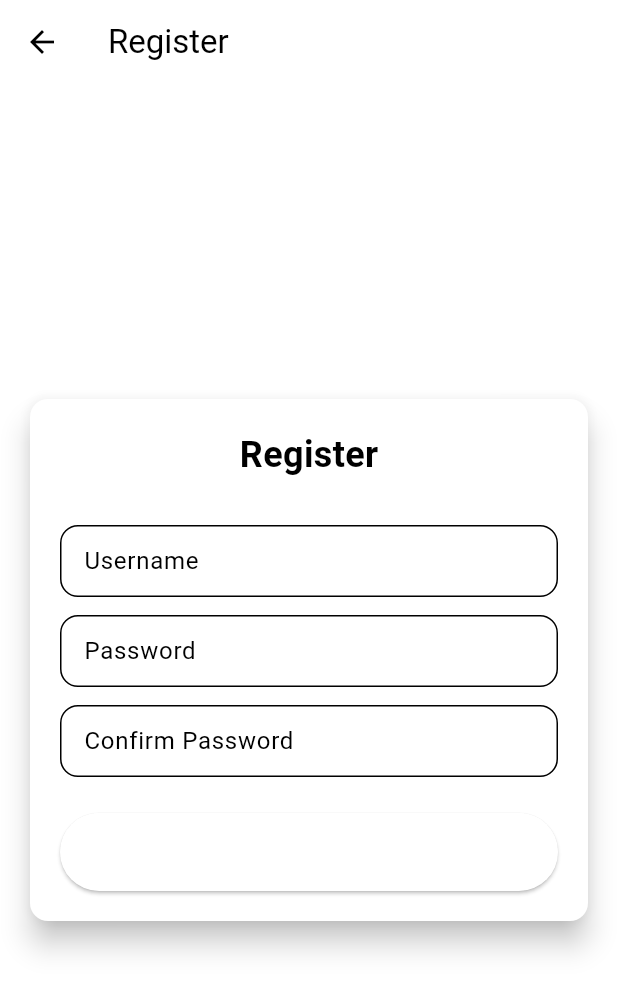
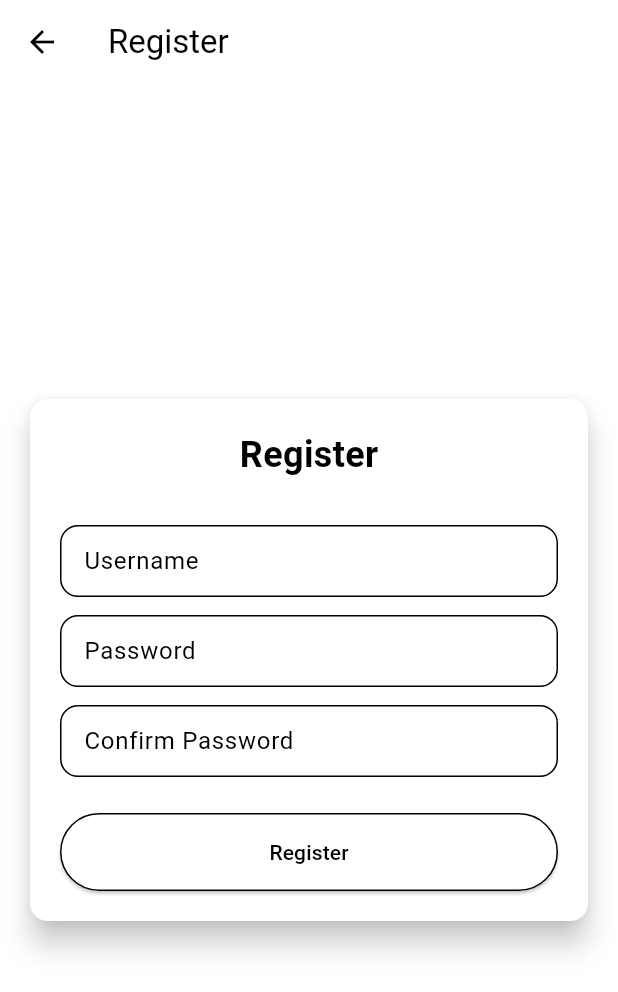
Before and after one commit to cindyoctavia1/zerone_mobile, a Flutter app: the screen it shows after launch, after a tap on an icon or button, on a phone screen of 412 x 824 dp. Shown: the top 992 px of the screen. Run offline on Flutter 3.47's test engine with Material 3 defaults, Android fonts, the light colour scheme and no system bars; missing offline and left inert: pbp_django_auth.

Commit message:
tugas 9 done

```diff
--- a/lib/screens/login.dart
+++ b/lib/screens/login.dart
@@ -68,27 +68,37 @@ class _LoginPageState extends State<LoginPage> {
                   const SizedBox(height: 30.0),
                   TextField(
                     controller: _usernameController,
-                    decoration: const InputDecoration(
+                    decoration: InputDecoration(
                       labelText: 'Username',
+                      labelStyle: const TextStyle(color: Colors.black),
                       hintText: 'Enter your username',
-                      border: OutlineInputBorder(
+                      border: const OutlineInputBorder(
                         borderRadius: BorderRadius.all(Radius.circular(12.0)),
                       ),
-                      contentPadding:
-                          EdgeInsets.symmetric(horizontal: 12.0, vertical: 8.0),
+                      focusedBorder: const OutlineInputBorder(
+                        borderRadius: BorderRadius.all(Radius.circular(12.0)),
+                        borderSide: BorderSide(color: Colors.black),
+                      ),
+                      contentPadding: const EdgeInsets.symmetric(
+                          horizontal: 12.0, vertical: 8.0),
                     ),
                   ),
                   const SizedBox(height: 12.0),
                   TextField(
                     controller: _passwordController,
-                    decoration: const InputDecoration(
+                    decoration: InputDecoration(
                       labelText: 'Password',
+                      labelStyle: const TextStyle(color: Colors.black),
                       hintText: 'Enter your password',
-                      border: OutlineInputBorder(
+                      border: const OutlineInputBorder(
                         borderRadius: BorderRadius.all(Radius.circular(12.0)),
                       ),
-                      contentPadding:
-                          EdgeInsets.symmetric(horizontal: 12.0, vertical: 8.0),
+                      focusedBorder: const OutlineInputBorder(
+                        borderRadius: BorderRadius.all(Radius.circular(12.0)),
+                        borderSide: BorderSide(color: Colors.black),
+                      ),
+                      contentPadding: const EdgeInsets.symmetric(
+                          horizontal: 12.0, vertical: 8.0),
                     ),
                     obscureText: true,
                   ),
@@ -98,10 +108,6 @@ class _LoginPageState extends State<LoginPage> {
                       String username = _usernameController.text;
                       String password = _passwordController.text;
 
-                      // Cek kredensial
-                      // TODO: Ganti URL dan jangan lupa tambahkan trailing slash (/) di akhir URL!
-                      // Untuk menyambungkan Android emulator dengan Django pada localhost,
-                      // gunakan URL http://10.0.2.2/
                       final response = await request
                           .login("http://localhost:8000/auth/login/", {
                         'username': username,
@@ -148,9 +154,11 @@ class _LoginPageState extends State<LoginPage> {
                     },
                     style: ElevatedButton.styleFrom(
                       foregroundColor: Colors.black,
-                      minimumSize: Size(double.infinity, 50),
                       backgroundColor: Theme.of(context).colorScheme.primary,
+                      side:
+                          const BorderSide(color: Colors.black), // Border hitam
                       padding: const EdgeInsets.symmetric(vertical: 16.0),
+                      minimumSize: const Size(double.infinity, 50),
                     ),
                     child: const Text('Login'),
                   ),
@@ -163,10 +171,10 @@ class _LoginPageState extends State<LoginPage> {
                             builder: (context) => const RegisterPage()),
                       );
                     },
-                    child: Text(
+                    child: const Text(
                       'Don\'t have an account? Register',
                       style: TextStyle(
-                        color: Theme.of(context).colorScheme.primary,
+                        color: Colors.black,
                         fontSize: 16.0,
                       ),
                     ),
--- a/lib/screens/register.dart
+++ b/lib/screens/register.dart
@@ -148,13 +148,17 @@ class _RegisterPageState extends State<RegisterPage> {
                         }
                       },
                       style: ElevatedButton.styleFrom(
-                      foregroundColor: Colors.white,
-                      minimumSize: Size(double.infinity, 50),
+                        foregroundColor: Colors.black,
                         backgroundColor: Theme.of(context).colorScheme.primary,
+                        side: const BorderSide(
+                            color: Colors.black), // Border hitam
                         padding: const EdgeInsets.symmetric(vertical: 16.0),
+                        minimumSize: const Size(double.infinity, 50),
                       ),
-                    child: const Text('Register'),
-                  ),
+                      child: const Text(
+                        'Register',
+                        style: TextStyle(color: Colors.black),
+                      )),
                 ],
               ),
             ),
```
Also changed, not shown: lib/models/product_entry.dart (+0 -8 lines), lib/screens/productdetail.dart (+37 -4 lines), 1 other file. Lines whose indentation alone changed are shown as unchanged.
